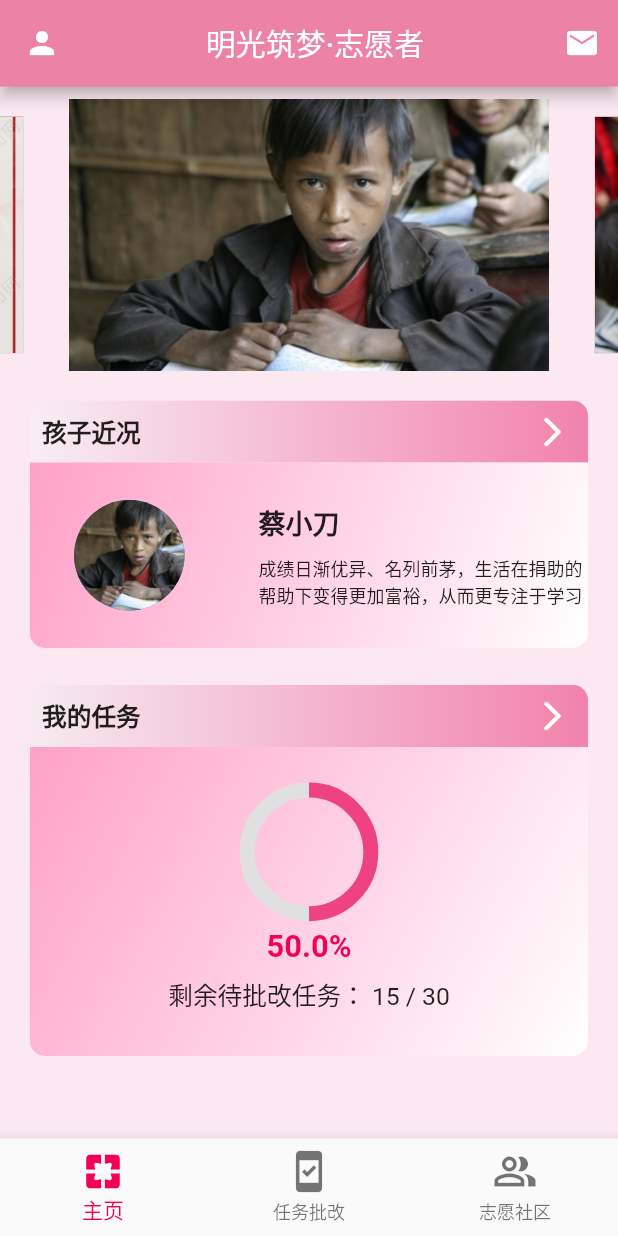
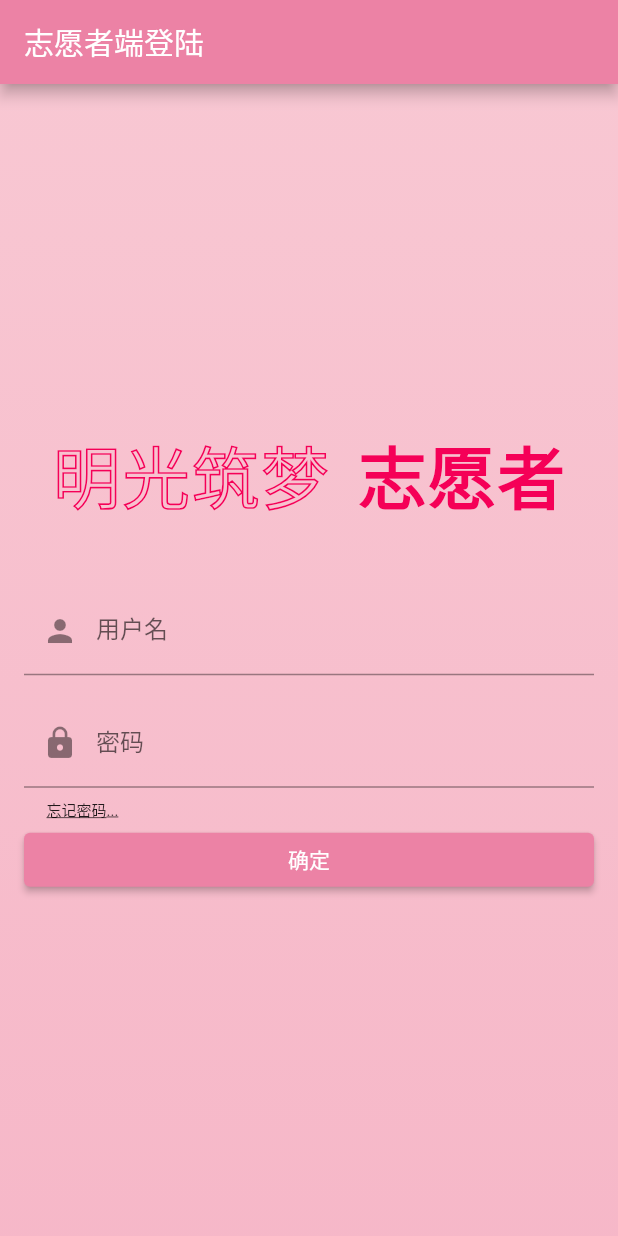
Before and after one commit to Wanli-Go/ming_guang_zhu_meng, a Flutter app: the screen it shows after launch, on a phone screen of 412 x 824 dp. Run offline on Flutter 3.47's test engine with Material 2 defaults, Android fonts, the phone set to English and light mode, and no system bars; drawn by our look-alikes of carousel_slider; our stand-ins replace fl_chart; missing offline and left inert: http_interceptor; Roboto replaces fonts that are missing (StarRail).

Commit message:
login, httpclient

```diff
--- a/lib/main.dart
+++ b/lib/main.dart
@@ -1,8 +1,9 @@
 import 'package:flutter/material.dart';
+import 'package:ming_guang/volunteer/login.dart';
 import 'package:ming_guang/volunteer/view_model/bottom_nav_notifier.dart';
 import 'package:ming_guang/volunteer/view_model/message_notifier.dart';
 import 'package:provider/provider.dart';
-import './volunteer/my_app.dart';
+import 'volunteer/main_view.dart';
 
 void main() {
   runApp(MultiProvider(
@@ -18,7 +19,7 @@ void main() {
             color: Colors.indigo),
       ),
 
-      home: const MyApp(), // Your widget
+      home: const LoginPage(), // Your widget
     ),
   ));
 }
--- /dev/null
+++ b/lib/volunteer/components/dynamic_background_screen.dart
@@ -0,0 +1,53 @@
+import 'dart:async';
+import 'dart:math';
+
+import 'package:flutter/material.dart';
+
+class DynamicBackgroundScreen extends StatefulWidget {
+  @override
+  _DynamicBackgroundScreenState createState() => _DynamicBackgroundScreenState();
+}
+
+class _DynamicBackgroundScreenState extends State<DynamicBackgroundScreen> {
+  Color _backgroundColorTop = Colors.pink.shade200.withOpacity(0.3);
+  Color _backgroundColorBottom = Colors.pink.shade400.withOpacity(0.3);
+  final Random _random = Random();
+
+  // Function to generate a random pink color within a range
+  Color getRandomPinkColor() {
+    // Define the range for pink shades
+    int r = 200 + _random.nextInt(56); // Range from 200 to 255
+    int g = _random.nextInt(100);       // Range from 0 to 100
+    int b = _random.nextInt(100);       // Range from 0 to 100
+    return Color.fromRGBO(r, g, b, 1);
+  }
+
+  @override
+  void initState() {
+    super.initState();
+    // Update the background color every 2 seconds
+    Timer.periodic(Duration(seconds: 5), (Timer timer) {
+      setState(() {
+        _backgroundColorTop = getRandomPinkColor().withOpacity(0.3);
+        _backgroundColorBottom = getRandomPinkColor().withOpacity(0.3);
+      });
+    });
+  }
+
+  @override
+  Widget build(BuildContext context) {
+    return Scaffold(
+      body: AnimatedContainer(
+        duration: Duration(seconds: 5),
+        curve: Curves.easeInOut,
+        decoration: BoxDecoration(
+          gradient: LinearGradient(
+            begin: Alignment.topCenter,
+            end: Alignment.bottomCenter,
+            colors: [_backgroundColorTop, _backgroundColorBottom],
+          ),
+        ),
+      ),
+    );
+  }
+}
--- /dev/null
+++ b/lib/volunteer/login.dart
@@ -0,0 +1,158 @@
+import 'package:flutter/material.dart';
+import 'package:ming_guang/volunteer/components/dynamic_background_screen.dart';
+import 'package:ming_guang/volunteer/themes/main_theme.dart';
+import 'package:ming_guang/volunteer/view_model/login_model.dart';
+
+class LoginPage extends StatefulWidget {
+  const LoginPage({super.key});
+
+  @override
+  _LoginPageState createState() => _LoginPageState();
+}
+
+class _LoginPageState extends State<LoginPage> {
+  final TextEditingController _usernameController = TextEditingController();
+  final TextEditingController _passwordController = TextEditingController();
+  final LoginModel model = LoginModel();
+  bool _isLoading = false;
+
+  void _login() async {
+    setState(() => _isLoading = true);
+
+    final String username = _usernameController.text;
+    final String password = _passwordController.text;
+    const int type = 3; // Volunteer app
+
+    try {
+      final bool result = await model.login(username, password, type);
+
+      if (mounted) {
+        setState(() => _isLoading = false);
+
+        if (result) {
+          showSuccess(); // Show success message
+          model.navigateToMain(context);
+        } else {
+          showFailure('登陆失败：错误的用户名或密码'); // Show failure message
+        }
+      }
+    } catch (e) {
+      if (mounted) {
+        setState(() => _isLoading = false);
+        showFailure(
+            'Login Failed: ${e.toString()}'); // Show failure message with exception
+      }
+    }
+  }
+
+  void showSuccess() {
+    final snackBar = SnackBar(
+      content: const Text('登陆成功!'),
+      backgroundColor: appBarColor,
+    );
+    ScaffoldMessenger.of(context).showSnackBar(snackBar);
+  }
+
+  void showFailure(String errorMessage) {
+    final snackBar = SnackBar(
+      content: Text(errorMessage),
+      backgroundColor: highlight,
+    );
+    ScaffoldMessenger.of(context).showSnackBar(snackBar);
+  }
+
+  @override
+  Widget build(BuildContext context) {
+    Size size = MediaQuery.of(context).size;
+
+    return Scaffold(
+      backgroundColor: backgroundColor,
+      appBar: AppBar(backgroundColor: appBarColor, title: const Text('志愿者端登陆')),
+      body: Stack(
+        children: [
+          DynamicBackgroundScreen(),
+          Padding(
+            padding: const EdgeInsets.all(16.0),
+            child: Column(
+              mainAxisAlignment: MainAxisAlignment.center,
+              crossAxisAlignment: CrossAxisAlignment.stretch,
+              children: [
+                Center(
+                  child: Row(
+                    mainAxisAlignment: MainAxisAlignment.spaceEvenly,
+                    children: [
+                      Text(
+                        "明光筑梦",
+                        style: TextStyle(
+                          fontWeight: FontWeight.normal,
+                          fontSize: size.width * 0.11,
+                          letterSpacing: 1,
+                          foreground: Paint()
+                            ..style = PaintingStyle.stroke
+                            ..strokeWidth = 1.1
+                            ..color = highlight,
+                        ),
+                      ),
+                      Text(
+                        "志愿者",
+                        style: TextStyle(
+                          fontWeight: FontWeight.bold,
+                          color: highlight,
+                          fontSize: size.width * 0.11,
+                          letterSpacing: 1,
+                        ),
+                      ),
+                    ],
+                  ),
+                ),
+                SizedBox(
+                  height: size.width * 0.1,
+                ),
+                TextField(
+                  controller: _usernameController,
+                  decoration: const InputDecoration(
+                    labelText: '用户名',
+                    prefixIcon: Icon(Icons.person),
+                  ),
+                ),
+                const SizedBox(height: 16.0),
+                TextField(
+                  controller: _passwordController,
+                  decoration: const InputDecoration(
+                    labelText: '密码',
+                    prefixIcon: Icon(Icons.lock),
+                  ),
+                  obscureText: true,
+                ),
+                SizedBox(
+                  height: 24.0,
+                  width: size.width,
+                  child: const Padding(
+                    padding: EdgeInsets.only(left:15.0,top: 7.0),
+                    child: Text(
+                      "忘记密码...",
+                      style: TextStyle(
+                        fontSize: 10,
+                        decoration: TextDecoration.underline,
+                      ),
+                    ),
+                  ),
+                  ),
+                ElevatedButton(
+                  style: ButtonStyle(
+                    backgroundColor:
+                        MaterialStateProperty.all<Color>(appBarColor),
+                  ),
+                  onPressed: _isLoading ? null : _login,
+                  child: _isLoading
+                      ? const CircularProgressIndicator(color: Colors.white)
+                      : const Text('确定'),
+                ),
+              ],
+            ),
+          ),
+        ],
+      ),
+    );
+  }
+}
--- a/lib/volunteer/my_app.dart
+++ b/lib/volunteer/main_view.dart
@@ -1,5 +1,4 @@
 import 'package:flutter/material.dart';
-import 'package:ming_guang/volunteer/my_app.dart';
 import 'package:ming_guang/volunteer/themes/community_theme.dart';
 import 'package:ming_guang/volunteer/themes/main_theme.dart';
 import 'package:ming_guang/volunteer/view/community.dart';
@@ -10,8 +9,8 @@ import 'package:ming_guang/volunteer/view_model/bottom_nav_notifier.dart';
 import 'package:ming_guang/volunteer/view_model/main_model.dart';
 import 'package:provider/provider.dart';
 
-class MyApp extends StatelessWidget {
-  const MyApp({super.key});
+class MainView extends StatelessWidget {
+  const MainView({super.key});
 
   static const model = MainModel();
 
--- /dev/null
+++ b/lib/volunteer/services/base/base_url.dart
@@ -0,0 +1 @@
+const String baseUrl = 'http://yourapi.com'; // Replace with your actual base URL
--- a/pubspec.yaml
+++ b/pubspec.yaml
@@ -39,6 +39,9 @@ dependencies:
   google_fonts:
   provider: ^6.0.3
   fl_chart: ^0.36.0
+  http_interceptor: ^1.0.2
+  flutter_secure_storage: ^9.0.0
+
 
 dev_dependencies:
   flutter_test:
```
Also changed, not shown: lib/volunteer/services/base/request_client.dart (added, +8 -0 lines), lib/volunteer/services/base/token_interceptor.dart (added, +21 -0 lines), lib/volunteer/services/login_service.dart (added, +36 -0 lines), lib/volunteer/view/message_center.dart (+52 -49 lines), lib/volunteer/view_model/login_model.dart (added, +32 -0 lines), lib/volunteer/services/recent_short.dart (added), pubspec.lock.
